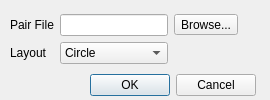
First picture: the form in KPD GUI/DialogReadFile.ui, repository mathieubray/KPDGUI, before the edit.
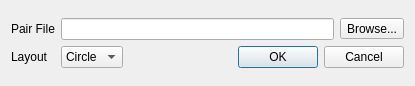
Second picture: the form after the edit.

```diff
--- a/KPD GUI/DialogReadFile.ui
+++ b/KPD GUI/DialogReadFile.ui
@@ -6,37 +6,28 @@
    <rect>
     <x>0</x>
     <y>0</y>
-    <width>270</width>
-    <height>100</height>
+    <width>415</width>
+    <height>86</height>
    </rect>
   </property>
   <property name="minimumSize">
    <size>
-    <width>270</width>
-    <height>100</height>
+    <width>415</width>
+    <height>86</height>
    </size>
   </property>
   <property name="maximumSize">
    <size>
-    <width>270</width>
-    <height>100</height>
+    <width>415</width>
+    <height>86</height>
    </size>
   </property>
   <property name="windowTitle">
    <string>Load Pairs From File</string>
   </property>
-  <widget class="QWidget" name="layoutWidget">
-   <property name="geometry">
-    <rect>
-     <x>10</x>
-     <y>10</y>
-     <width>246</width>
-     <height>90</height>
-    </rect>
-   </property>
-   <layout class="QVBoxLayout" name="readFileVerticalLayout">
-    <item>
-     <layout class="QGridLayout" name="readFileGridLayout">
+  <layout class="QGridLayout" name="gridLayout_2">
+   <item row="0" column="0">
+    <layout class="QGridLayout" name="gridLayout">
       <item row="0" column="0">
        <widget class="QLabel" name="pairFileLabel">
         <property name="text">
@@ -44,29 +35,16 @@
         </property>
        </widget>
       </item>
-      <item row="0" column="1" colspan="2">
+     <item row="0" column="1" colspan="3">
        <widget class="QLineEdit" name="pairFileLineEdit"/>
       </item>
-      <item row="0" column="3">
+     <item row="0" column="4">
        <widget class="QToolButton" name="pairFileToolButton">
         <property name="text">
          <string>Browse...</string>
         </property>
        </widget>
       </item>
-      <item row="1" column="3">
-       <spacer name="layoutHorizontalSpacer">
-        <property name="orientation">
-         <enum>Qt::Horizontal</enum>
-        </property>
-        <property name="sizeHint" stdset="0">
-         <size>
-          <width>40</width>
-          <height>20</height>
-         </size>
-        </property>
-       </spacer>
-      </item>
       <item row="1" column="0">
        <widget class="QLabel" name="layoutLabel">
         <property name="text">
@@ -74,7 +52,7 @@
         </property>
        </widget>
       </item>
-      <item row="1" column="1" colspan="2">
+     <item row="1" column="1">
        <widget class="QComboBox" name="layoutComboBox">
         <item>
          <property name="text">
@@ -88,9 +66,20 @@
         </item>
        </widget>
       </item>
-     </layout>
-    </item>
-    <item>
+     <item row="1" column="2">
+      <spacer name="horizontalSpacer">
+       <property name="orientation">
+        <enum>Qt::Horizontal</enum>
+       </property>
+       <property name="sizeHint" stdset="0">
+        <size>
+         <width>28</width>
+         <height>20</height>
+        </size>
+       </property>
+      </spacer>
+     </item>
+     <item row="1" column="3" colspan="2">
      <widget class="QDialogButtonBox" name="buttonBox">
       <property name="enabled">
        <bool>true</bool>
@@ -104,7 +93,8 @@
      </widget>
     </item>
    </layout>
-  </widget>
+   </item>
+  </layout>
  </widget>
  <resources/>
  <connections>
```
Left out of the diff: 2 changed lines with no effect on the pictures. Lines whose indentation alone changed are shown as unchanged.
